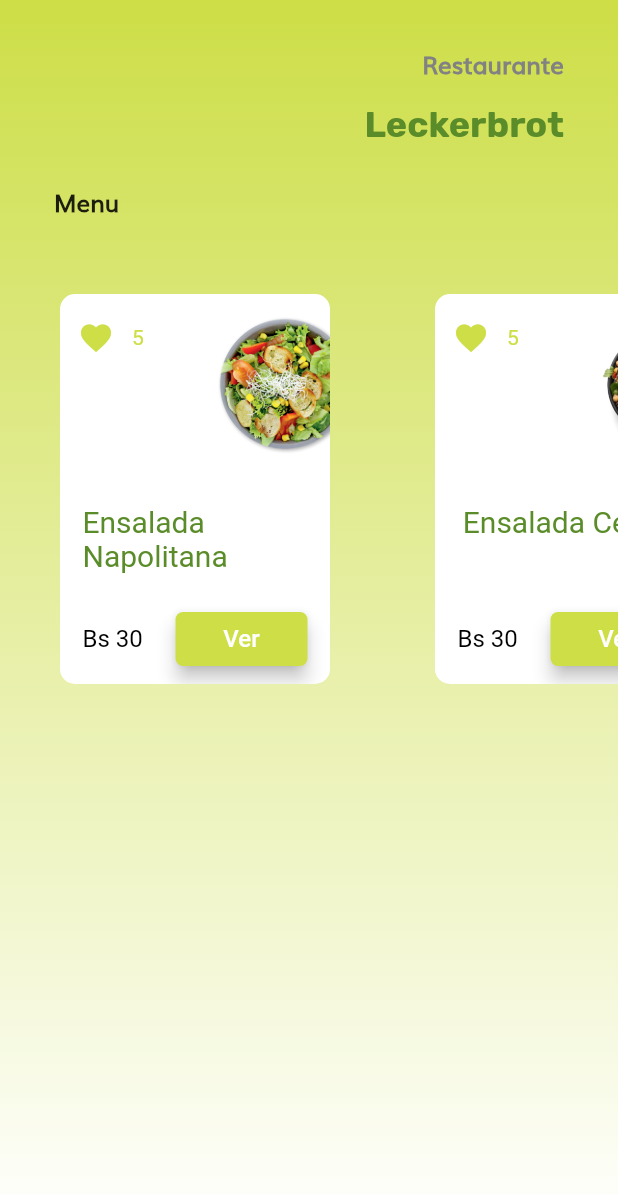
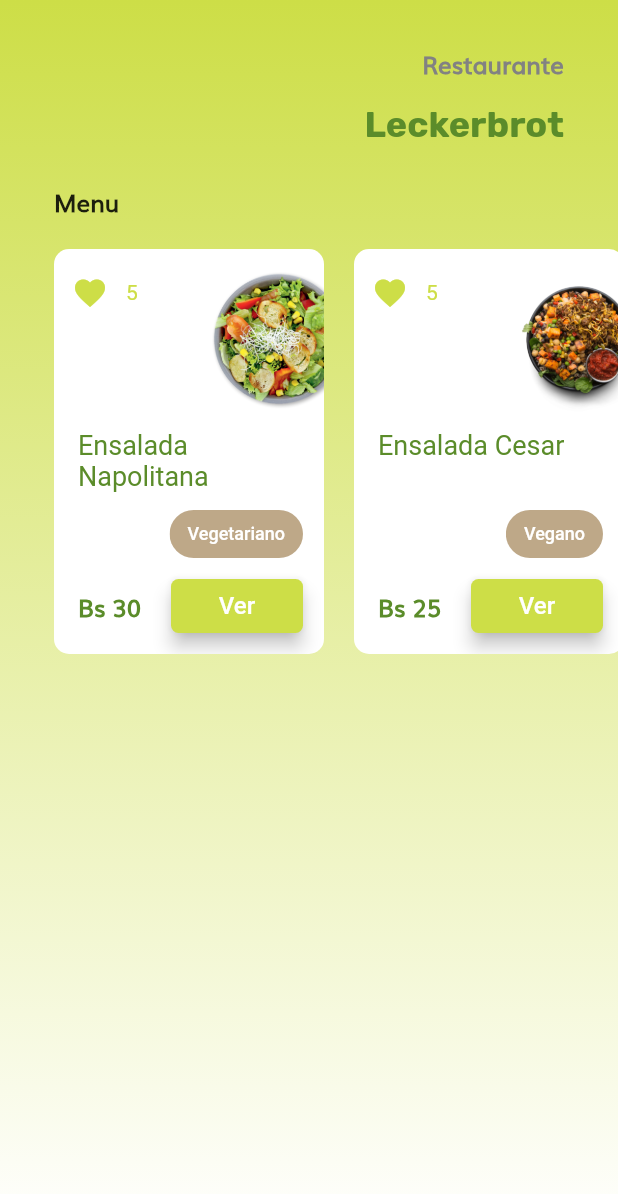
Before and after one commit to Ernech/Spoonacular, a Flutter app: the RestauranteMenuPage screen opened directly, on a phone screen of 412 x 824 dp. Shown: the top 1194 px of the screen. Run offline on Flutter 3.47's test engine with Material 2 defaults, Android fonts, the light colour scheme and no system bars; project files that could hold a hidden picture were left out.

Commit message:
cards style finished

```diff
--- a/lib/src/widgets/banner_menu.dart
+++ b/lib/src/widgets/banner_menu.dart
@@ -15,31 +15,39 @@ class BannerMenu extends StatelessWidget {
     "Ensalada Napolitana",
     "Ensalada Cesar ",
     "Fideos Romanos",
-    "Carne a la verdura",
+    "Carne salteada",
   ];
+
+  final dietaMenuPlato = [
+    "Vegetariano",
+    "Vegano",
+    "No gluten",
+    "Omnivoro",
+  ];
+  final preciosMenu = [
+    "30",
+    "25",
+    "45",
+    "20",
+  ];
+
 
   @override
   Widget build(BuildContext context) {
     var screenWidth = MediaQuery.of(context).size.width;
     List<Widget> banners = new List<Widget>();
     for (int i = 0; i < bannerImagesMenu.length; i++) {
-      var bannerView = GestureDetector(
-        onTap: () {
-          print("Container" + i.toString());
-        },
-        child: Padding(
-          padding: const EdgeInsets.all(10),
-          child: Container(
-            margin: EdgeInsets.all(20),
-            height: 270,
-            width: 190,
+      var bannerView = Container(
+        margin: EdgeInsets.only(right: 20),
+        height: 280,
+        width: 180,
         child: Stack(
           children: [
             Positioned(
               right: 0,
               bottom: 0,
               child: Container(
-                    height: 260,
+                height: 270,
                 width: 180,
                 decoration: BoxDecoration(
                   borderRadius: BorderRadius.circular(10),
@@ -64,7 +72,7 @@ class BannerMenu extends StatelessWidget {
             ),
             Positioned(
               top: 15,
-                  left: 10,
+              left: 0,
               child: Row(
                 children: [
                   IconButton(
@@ -82,27 +90,46 @@ class BannerMenu extends StatelessWidget {
               ),
             ),
             Positioned(
-                  top: 150,
-                  left: 25,
+              top: 130,
+              left: 16,
               width: 150,
               child: Column(
                 children: [
+                  Row(
+                    mainAxisAlignment: MainAxisAlignment.start,
+                    children: [
                       Container(
-                          constraints: BoxConstraints(
-                              minHeight: 46),
+                        constraints: BoxConstraints( maxWidth: 150 , minHeight: 46),
                         child: Text(
                           nombresMenuPlato[i],
-                        style: TextStyle(fontSize: 20, color: primaryGreen),
-                      )),
-                      SizedBox(
-                        height: 20,
+                          style: TextStyle(fontSize: 18, color: primaryGreen,),
+                          textAlign: TextAlign.left,
+                        ),
+                      ),
+                    ],
+                  ),
+                  Row(
+                    mainAxisAlignment: MainAxisAlignment.end,
+                    children: [
+                      Chip(
+                        label: Text(
+                          dietaMenuPlato[i],
+                          style: TextStyle(color: primaryWhite,fontSize: 12),
+                        ),
+                        backgroundColor: primaryBrown,
+                      ),
+                    ],
                   ),
                   Row(
                     mainAxisAlignment: MainAxisAlignment.spaceBetween,
                     children: [
                       Text(
-                            "Bs 30",
-                            style: TextStyle(fontSize: 16, color: primaryBlack),
+                        "Bs "+preciosMenu[i],
+                        style: TextStyle(
+                            fontSize: 16,
+                            color: primaryGreen,
+                            fontWeight: FontWeight.bold,
+                            fontFamily: "Muli"),
                       ),
                       RaisedButton(
                         textColor: Colors.white,
@@ -111,7 +138,9 @@ class BannerMenu extends StatelessWidget {
                         shape: RoundedRectangleBorder(
                             borderRadius:
                                 BorderRadius.all(Radius.circular(5.0))),
-                            onPressed: () {},
+                        onPressed: () {
+                          print("ver menu item $i");
+                        },
                         child: Text('Ver', style: TextStyle(fontSize: 16)),
                       ),
                     ],
@@ -121,8 +150,6 @@ class BannerMenu extends StatelessWidget {
             ),
           ],
         ),
-          ),
-        ),
       );
       banners.add(bannerView);
     }
@@ -130,8 +157,11 @@ class BannerMenu extends StatelessWidget {
     //    PageController(viewportFraction: 0.6, initialPage: 0);
     return SingleChildScrollView(
       scrollDirection: Axis.horizontal,
+      child: Padding(
+        padding: EdgeInsets.symmetric(horizontal: 36),
         child: Row(
           children: banners,
+        ),
       ),
     );
   }
```
Lines whose indentation alone changed are shown as unchanged.
